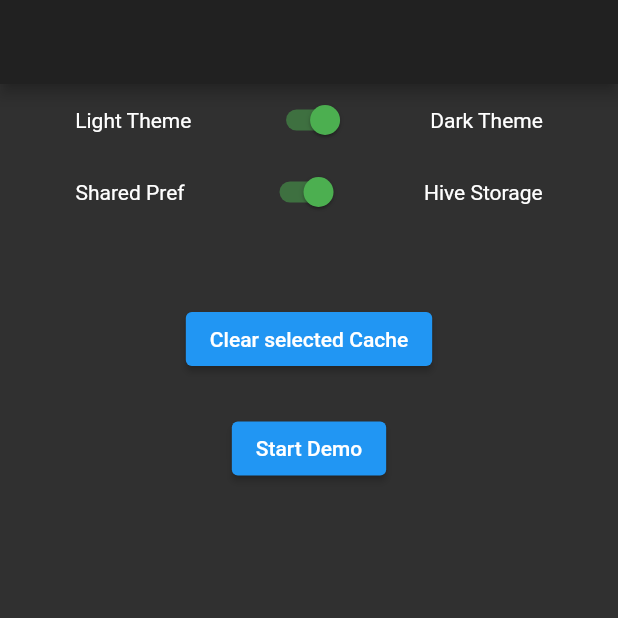
After one commit to DBsoumaila/HighAgri, a Flutter app: the screen it shows after launch, on a phone screen of 412 x 824 dp, the top half of it. The commit adds this screen. Run offline on Flutter 3.47's test engine with Material 2 defaults, Android fonts, the phone set to English and light mode, and no system bars; our stand-ins replace charts_flutter, fl_chart, flutter_settings_screens, flutter_svg, grouped_list, syncfusion_flutter_charts.

Commit message:
A propos, paramètres, début de chat

```diff
--- a/lib/main.dart
+++ b/lib/main.dart
@@ -4,6 +4,8 @@ import 'package:ha2/pages/authentification/splash.dart';
 import 'package:ha2/pages/dashboard/dash.dart';
 import 'package:ha2/pages/drawerPages/profil.dart';
 import 'package:ha2/pages/gallery/gallerypage.dart';
+import 'package:ha2/pages/params/settings.dart';
+import 'package:ha2/pages/propos/apropos.dart';
 import 'package:ha2/welcome/page1.dart';
 
 Future main() async {
@@ -37,7 +39,7 @@ class _MainPageState extends State<MainPage> {
   @override
   Widget build(BuildContext context) => Scaffold(
         body: Center(
-          child: DashboardPageControl(),
+          child: MyHomePage(title: ""),
         ),
       );
 }
--- /dev/null
+++ b/lib/pages/params/settings.dart
@@ -0,0 +1,156 @@
+import 'package:flutter/foundation.dart';
+import 'package:flutter/material.dart';
+import 'package:flutter_settings_screens/flutter_settings_screens.dart';
+
+import 'package:ha2/pages/params/params_ittems.dart';
+
+ValueNotifier<Color> accentColor = ValueNotifier(Colors.blueAccent);
+
+void main() {
+  initSettings().then((_) {
+    runApp(MyApp());
+  });
+}
+
+Future<void> initSettings() async {
+  await Settings.init(
+    cacheProvider: _isUsingHive ? HiveCache() : SharePreferenceCache(),
+  );
+  accentColor = ValueNotifier(Colors.blueAccent);
+}
+
+bool _isDarkTheme = true;
+bool _isUsingHive = true;
+
+class MyApp extends StatelessWidget {
+  // This widget is the root of your application.
+
+  @override
+  Widget build(BuildContext context) {
+    return MyHomePage(title: 'Flutter Demo Home Page');
+  }
+}
+
+class MyHomePage extends StatefulWidget {
+  final String title;
+
+  const MyHomePage({required this.title});
+
+  @override
+  _MyHomePageState createState() => _MyHomePageState();
+}
+
+class _MyHomePageState extends State<MyHomePage> {
+  @override
+  Widget build(BuildContext context) {
+    return ValueListenableBuilder<Color>(
+      valueListenable: accentColor,
+      builder: (_, color, __) => MaterialApp(
+        title: 'App Settings Demo',
+        theme: _isDarkTheme
+            ? ThemeData.dark().copyWith(accentColor: color)
+            : ThemeData.light().copyWith(accentColor: color),
+        home: Scaffold(
+          appBar: AppBar(
+            title: Text(widget.title),
+          ),
+          body: Center(
+            child: Column(
+              children: <Widget>[
+                _buildThemeSwitch(context),
+                _buildPreferenceSwitch(context),
+                SizedBox(
+                  height: 50.0,
+                ),
+                AppBody(),
+              ],
+            ),
+          ),
+        ),
+      ),
+    );
+  }
+
+  Widget _buildPreferenceSwitch(BuildContext context) {
+    return Row(
+      mainAxisAlignment: MainAxisAlignment.spaceEvenly,
+      children: <Widget>[
+        Text('Shared Pref'),
+        Switch(
+            activeColor: Theme.of(context).accentColor,
+            value: _isUsingHive,
+            onChanged: (newVal) {
+              if (kIsWeb) {
+                return;
+              }
+              _isUsingHive = newVal;
+              setState(() {
+                initSettings();
+              });
+            }),
+        Text('Hive Storage'),
+      ],
+    );
+  }
+
+  Widget _buildThemeSwitch(BuildContext context) {
+    return Row(
+      mainAxisAlignment: MainAxisAlignment.spaceEvenly,
+      children: <Widget>[
+        Text('Light Theme'),
+        Switch(
+            activeColor: Theme.of(context).accentColor,
+            value: _isDarkTheme,
+            onChanged: (newVal) {
+              _isDarkTheme = newVal;
+              setState(() {});
+            }),
+        Text('Dark Theme'),
+      ],
+    );
+  }
+}
+
+class AppBody extends StatefulWidget {
+  @override
+  _AppBodyState createState() => _AppBodyState();
+}
+
+class _AppBodyState extends State<AppBody> {
+  @override
+  Widget build(BuildContext context) {
+    return Column(
+      children: <Widget>[
+        _buildClearCacheButton(context),
+        SizedBox(
+          height: 25.0,
+        ),
+        ElevatedButton(
+          onPressed: () {
+            openAppSettings(context);
+          },
+          child: Text('Start Demo'),
+        ),
+      ],
+    );
+  }
+
+  void openAppSettings(BuildContext context) {
+    Navigator.of(context).push(MaterialPageRoute(
+      builder: (context) => MyHomePage(title: "h"),
+    ));
+  }
+}
+
+Widget _buildClearCacheButton(BuildContext context) {
+  return ElevatedButton(
+    onPressed: () {
+      Settings.clearCache();
+      showSnackBar(
+        context,
+        'Cache cleared for selected cache.',
+      );
+    },
+    child: Text('Clear selected Cache'),
+  );
+}
```
Also changed, not shown: lib/pages/params/params_ittems.dart (added, +113 -0 lines), lib/pages/propos/apropos.dart (+251 -0 lines), lib/pages/propos/team.dart (+147 -0 lines), lib/widget/navigation_drawer_widget.dart (+13 -2 lines), pubspec.yaml (+6 -2 lines), assets/squad/aya.png (added), assets/squad/aymane.jpg (added), assets/squad/hanane.png (added), assets/squad/nour.png (added), assets/squad/soumaila.png (added), assets/squad/youssef.png (added), pubspec.lock.
